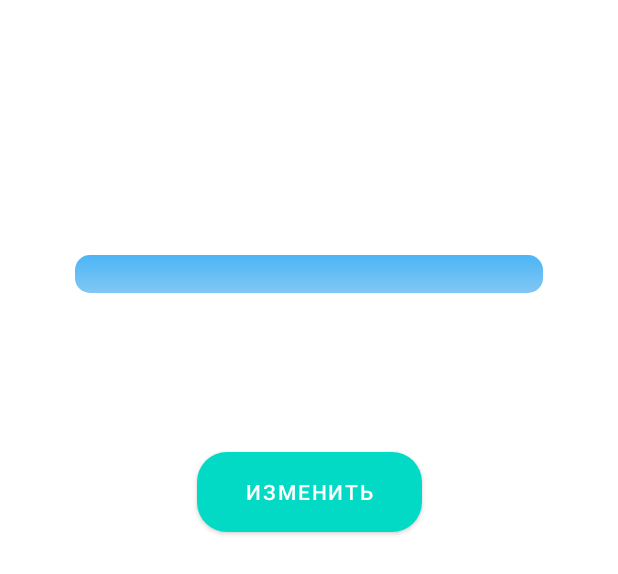
After one commit to 21MokseM12/IventCalendar, an Android app: the layout tab4_crazy_info.xml on its own in the app's theme, with its tools: preview values and no code run, on a phone screen of 412 x 824 dp. The commit adds this screen. Shown: the top 574 px of the screen. Run offline under Robolectric (Android 15) with nearby library versions, the phone set to English and light mode, and no system bars.

Commit message:
new version in fact! added the visibility of data base data; design the crazy info tab; the problem of LiveData delay and returning null was solved; problem of giving the data into fragments from tabbed activity was solved; add loading dialog while data base query is under work; update crazy tab layout (old layout was deleted);

```diff
--- a/app/src/main/java/com/example/iventcalendar/activities/tabs/settings_tabs/TabFirstPhotos.java
+++ b/app/src/main/java/com/example/iventcalendar/activities/tabs/settings_tabs/TabFirstPhotos.java
@@ -19,6 +19,7 @@ import com.bumptech.glide.load.resource.bitmap.RoundedCorners;
 import com.bumptech.glide.request.RequestOptions;
 import com.example.iventcalendar.R;
 import com.example.iventcalendar.activities.tabs.settings_tabs.service.FragmentDataListener;
+import com.google.android.material.button.MaterialButton;
 
 public class TabFirstPhotos extends Fragment implements FragmentDataListener {
     private String photoURI;
@@ -29,7 +30,7 @@ public class TabFirstPhotos extends Fragment implements FragmentDataListener {
         TextView title = rootView.findViewById(R.id.photoTitle);
         title.setText("Выбери фото, которое лучше всего описывает иВеНт)");
         ImageView photo = rootView.findViewById(R.id.image);
-        Button changePhotoButton = rootView.findViewById(R.id.changePhotoButton);
+        MaterialButton changePhotoButton = rootView.findViewById(R.id.changePhotoButton);
 
         galleryLauncher = registerForActivityResult(
                 new ActivityResultContracts.GetContent(),
--- a/app/src/main/java/com/example/iventcalendar/activities/tabs/settings_tabs/TabSecondLocation.java
+++ b/app/src/main/java/com/example/iventcalendar/activities/tabs/settings_tabs/TabSecondLocation.java
@@ -29,14 +29,14 @@ import java.util.stream.Collectors;
 
 public class TabSecondLocation  extends Fragment implements FragmentDataListener {
     protected List<String> locations;
-    public FloatingActionButton addLocation;
+    private FloatingActionButton addLocation;
     Dialog locationDialog;
     @Override
     public View onCreateView(LayoutInflater inflater, ViewGroup container, Bundle savedInstanceState) {
         View rootView = inflater.inflate(R.layout.tab2_location_settings, container, false);
         TextView titleOfFragment = rootView.findViewById(R.id.titleOfLocationsSettings);
+        titleOfFragment.setText("Куда вас Бог занёс на этот раз?)");
         locations = new ArrayList<>();
-        titleOfFragment.setText("Куда вас Бог занёс на этот раз?)");
         addLocation = rootView.findViewById(R.id.addLocationButton);
         locationDialog = new Dialog(this.requireActivity());
         addLocation.setOnClickListener(new View.OnClickListener() {
@@ -63,7 +63,7 @@ public class TabSecondLocation  extends Fragment implements FragmentDataListener
             @Override
             public void onClick(View v) {
                 if (!locations.contains(placeToAdd.getText().toString().trim()))
-                    locations.add(placeToAdd.getText().toString());
+                    locations.add(placeToAdd.getText().toString().trim());
                 locationDialog.dismiss();
             }
         });
--- a/app/src/main/java/com/example/iventcalendar/activities/tabs/settings_tabs/TabThirdPeople.java
+++ b/app/src/main/java/com/example/iventcalendar/activities/tabs/settings_tabs/TabThirdPeople.java
@@ -31,8 +31,8 @@ public class TabThirdPeople  extends Fragment implements FragmentDataListener {
     public View onCreateView(LayoutInflater inflater, ViewGroup container, Bundle savedInstanceState) {
         View rootView = inflater.inflate(R.layout.tab3_people_settings, container, false);
         TextView titleOfFragment = rootView.findViewById(R.id.titleOfPeopleSettings);
+        titleOfFragment.setText("С кем кочевряжились сегодня?)");
         people = new ArrayList<>();
-        titleOfFragment.setText("С кем кочевряжились сегодня?)");
         addPeople = rootView.findViewById(R.id.addPeopleButton);
         peopleDialog = new Dialog(this.requireActivity());
         addPeople.setOnClickListener(new View.OnClickListener() {
--- a/app/src/main/res/layout/tab1_photos_info.xml
+++ b/app/src/main/res/layout/tab1_photos_info.xml
@@ -20,7 +20,8 @@
         tools:layout_constraintLeft_creator="1"
         tools:layout_constraintTop_creator="1" />
 
-    <Button
+    <com.google.android.material.button.MaterialButton
+        app:cornerRadius="20dp"
         android:id="@+id/changePhotoButton"
         android:layout_width="wrap_content"
         android:layout_height="wrap_content"
--- a/app/src/main/res/layout/tab1_photos_settings.xml
+++ b/app/src/main/res/layout/tab1_photos_settings.xml
@@ -20,7 +20,8 @@
         tools:layout_constraintLeft_creator="1"
         tools:layout_constraintTop_creator="1" />
 
-    <Button
+    <com.google.android.material.button.MaterialButton
+        app:cornerRadius="20dp"
         android:id="@+id/changePhotoButton"
         android:layout_width="wrap_content"
         android:layout_height="wrap_content"
--- /dev/null
+++ b/app/src/main/res/layout/tab4_crazy_info.xml
@@ -0,0 +1,79 @@
+<?xml version="1.0" encoding="utf-8"?>
+<androidx.constraintlayout.widget.ConstraintLayout xmlns:android="http://schemas.android.com/apk/res/android"
+    xmlns:app="http://schemas.android.com/apk/res-auto"
+    xmlns:tools="http://schemas.android.com/tools"
+    android:layout_width="match_parent"
+    android:layout_height="match_parent">
+
+    <TextView
+        android:id="@+id/crazyTitle"
+        android:gravity="center"
+        android:textSize="@dimen/fragment_font_size"
+        android:layout_width="match_parent"
+        android:layout_height="60dp"
+        android:layout_marginTop="40dp"
+        app:layout_constraintEnd_toEndOf="parent"
+        app:layout_constraintStart_toStartOf="parent"
+        app:layout_constraintTop_toTopOf="parent" />
+
+    <ProgressBar
+        android:id="@+id/crazyProgressBar"
+        style="@style/Widget.AppCompat.ProgressBar.Horizontal"
+        android:layout_width="match_parent"
+        android:layout_height="25dp"
+        android:layout_marginStart="50dp"
+        android:layout_marginTop="70dp"
+        android:layout_marginEnd="50dp"
+        android:foregroundGravity="center"
+        android:max="10"
+        android:progress="0"
+        android:progressDrawable="@drawable/custom_progress_bar"
+        app:layout_constraintEnd_toEndOf="parent"
+        app:layout_constraintHorizontal_bias="0.0"
+        app:layout_constraintStart_toStartOf="parent"
+        app:layout_constraintTop_toBottomOf="@+id/crazyTitle" />
+
+    <com.google.android.material.floatingactionbutton.FloatingActionButton
+        android:id="@+id/minusOfCrazyButton"
+        android:layout_width="wrap_content"
+        android:layout_height="wrap_content"
+        android:layout_marginStart="10dp"
+        android:layout_marginTop="60dp"
+        android:layout_marginEnd="10dp"
+        android:clickable="true"
+        android:foregroundGravity="center"
+        android:visibility="invisible"
+        app:fabSize="mini"
+        app:layout_constraintEnd_toStartOf="@+id/crazyProgressBar"
+        app:layout_constraintStart_toStartOf="parent"
+        app:layout_constraintTop_toBottomOf="@+id/crazyTitle"
+        app:srcCompat="@drawable/ic_minus" />
+
+    <com.google.android.material.floatingactionbutton.FloatingActionButton
+        android:id="@+id/plusOfCrazyButton"
+        android:layout_width="wrap_content"
+        android:layout_height="wrap_content"
+        android:layout_marginTop="60dp"
+        android:clickable="true"
+        android:foregroundGravity="center"
+        android:visibility="invisible"
+        app:fabSize="mini"
+        app:layout_constraintEnd_toEndOf="parent"
+        app:layout_constraintStart_toEndOf="@+id/crazyProgressBar"
+        app:layout_constraintTop_toBottomOf="@+id/crazyTitle"
+        app:srcCompat="@drawable/add_icon" />
+
+    <com.google.android.material.button.MaterialButton
+        android:id="@+id/changeButton"
+        android:layout_width="150dp"
+        android:layout_height="65dp"
+        android:layout_marginTop="20dp"
+        android:layout_marginBottom="384dp"
+        android:text="@string/changeCrazy"
+        app:cornerRadius="20dp"
+        app:layout_constraintBottom_toBottomOf="parent"
+        app:layout_constraintEnd_toEndOf="parent"
+        app:layout_constraintStart_toStartOf="parent"
+        app:layout_constraintTop_toBottomOf="@+id/crazyProgressBar" />
+
+</androidx.constraintlayout.widget.ConstraintLayout>
--- a/app/src/main/res/layout/wait_for_loading_dialog_layout.xml
+++ b/app/src/main/res/layout/wait_for_loading_dialog_layout.xml
@@ -18,6 +18,7 @@
 
             <TextView
                 android:id="@+id/loadingTitle"
+                android:gravity="center"
                 android:fontFamily="@font/tt_travels_light"
                 android:layout_width="match_parent"
                 android:layout_height="wrap_content"
--- a/app/src/main/res/values/strings.xml
+++ b/app/src/main/res/values/strings.xml
@@ -14,4 +14,6 @@
     <string name="exit_without_save">Выйти</string>
     <string name="change_photo">Изменить фото</string>
     <string name="loading_wait_text">Пожалуйста, подождите</string>
+    <string name="changeCrazy">Изменить</string>
+    <string name="confirmChanges">Сохранить</string>
 </resources>
```
Also changed, not shown: app/src/main/java/com/example/iventcalendar/activities/EventInfoActivity.java (+45 -27 lines), app/src/main/java/com/example/iventcalendar/activities/tabs/info_tabs/TabFirstPhotos.java (+21 -9 lines), app/src/main/java/com/example/iventcalendar/activities/tabs/info_tabs/TabFourthCrazyCount.java (+85 -1 lines), app/src/main/java/com/example/iventcalendar/activities/tabs/info_tabs/TabSecondLocation.java (+79 -1 lines), app/src/main/java/com/example/iventcalendar/activities/tabs/info_tabs/TabThirdPeople.java (+78 -1 lines), app/src/main/java/com/example/iventcalendar/ui/info/SectionsPagerAdapter.java (+10 -10 lines), app/src/main/res/layout/tab4_crazy_count_info.xml (deleted, +0 -24 lines), 1 other file.
